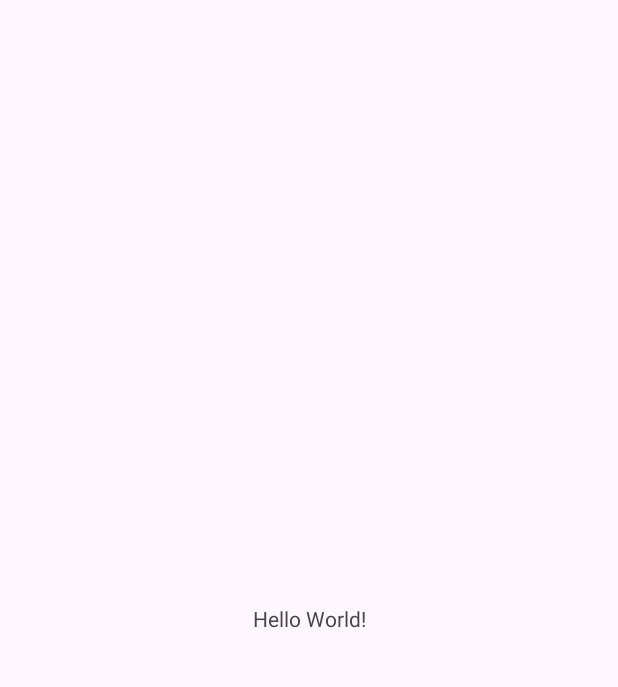
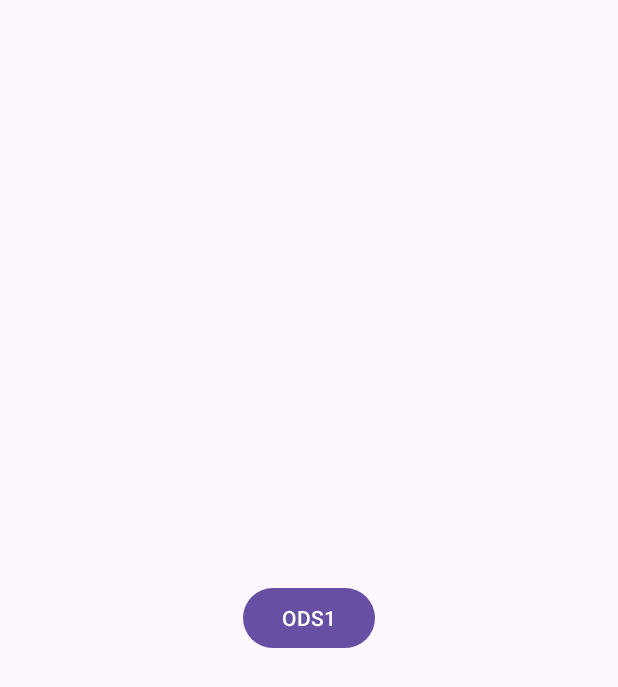
Before and after one commit to viniross/AppODS, an Android app: the screen it shows after launch (MainActivity), on a phone screen of 412 x 824 dp. Before the commit the part shown is almost empty. Shown: the top 687 px of the screen. Run offline under Robolectric (Android 15) with nearby library versions, the phone set to English and light mode, and no system bars.

Commit message:
add botão ods1

```diff
--- a/app/src/main/java/com/example/appods/MainActivity.java
+++ b/app/src/main/java/com/example/appods/MainActivity.java
@@ -2,7 +2,10 @@ package com.example.appods;
 
 import androidx.appcompat.app.AppCompatActivity;
 
+import android.content.Intent;
 import android.os.Bundle;
+import android.view.View;
+import android.widget.Button;
 
 public class MainActivity extends AppCompatActivity {
 
@@ -10,5 +13,13 @@ public class MainActivity extends AppCompatActivity {
     protected void onCreate(Bundle savedInstanceState) {
         super.onCreate(savedInstanceState);
         setContentView(R.layout.activity_main);
+        Button ods1 = findViewById(R.id.btnODS1);
+        ods1.setOnClickListener(new View.OnClickListener() {
+            @Override
+            public void onClick(View view) {
+                Intent ods1 = new Intent(getApplicationContext(), ODS1.class);
+                startActivity(ods1);
+            }
+        });
     }
 }
--- a/app/src/main/res/layout/activity_main.xml
+++ b/app/src/main/res/layout/activity_main.xml
@@ -6,13 +6,15 @@
     android:layout_height="match_parent"
     tools:context=".MainActivity">
 
-    <TextView
+    <Button
+        android:id="@+id/btnODS1"
         android:layout_width="wrap_content"
         android:layout_height="wrap_content"
-        android:text="Hello World!"
+        android:text="ODS1"
         app:layout_constraintBottom_toBottomOf="parent"
         app:layout_constraintEnd_toEndOf="parent"
+        app:layout_constraintHorizontal_bias="0.5"
         app:layout_constraintStart_toStartOf="parent"
-        app:layout_constraintTop_toTopOf="parent" />
-
+        app:layout_constraintTop_toTopOf="parent"
+        app:layout_constraintVertical_bias="0.5" />
 </androidx.constraintlayout.widget.ConstraintLayout>
```
